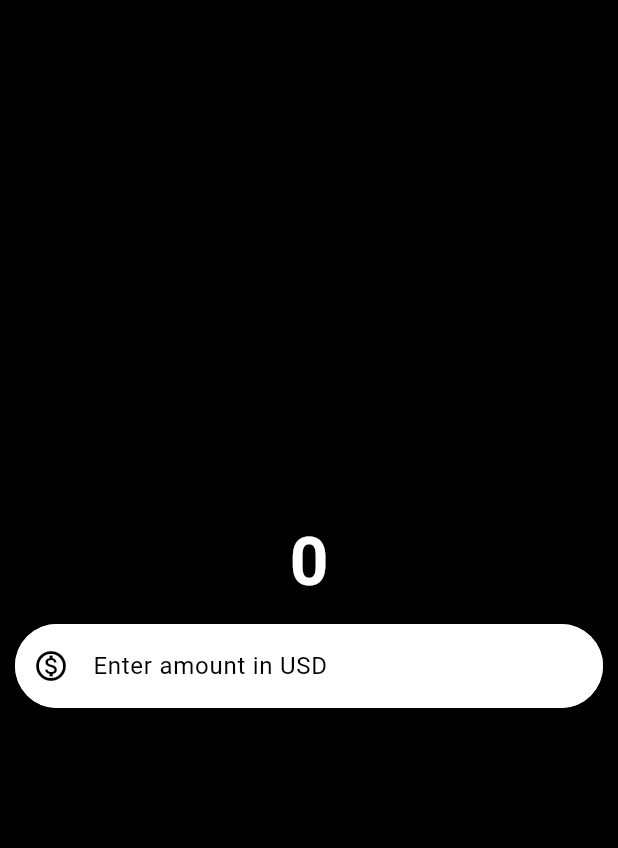
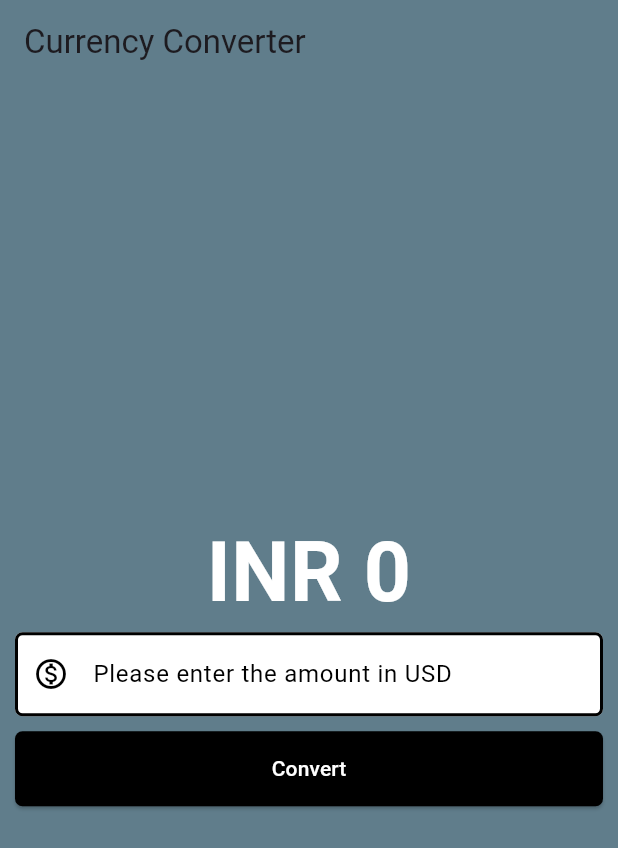
Before and after one commit to params19/flutter_app, a Flutter app: the screen it shows after launch, on a phone screen of 412 x 824 dp. Shown: the top 848 px of the screen. Run offline on Flutter 3.47's test engine with Material 3 defaults, Android fonts, the phone set to English and light mode, and no system bars.

Commit message:
refactor: Convert CurrencyConverterMaterialPage to StatefulWidget

```diff
--- a/lib/currency_converter.dart
+++ b/lib/currency_converter.dart
@@ -1,63 +1,92 @@
 import 'package:flutter/material.dart';
-import 'package:flutter/widgets.dart';
 
-class CurrencyConverterMaterialPage extends StatelessWidget {
+class CurrencyConverterMaterialPage extends StatefulWidget {
   const CurrencyConverterMaterialPage({super.key});
 
   @override
+  State<CurrencyConverterMaterialPage> createState() =>
+      _CurrencyConverterMaterialPageState();
+}
+
+class _CurrencyConverterMaterialPageState
+    extends State<CurrencyConverterMaterialPage> {
+  double result = 0;
+  final TextEditingController textEditingController = TextEditingController();
+
+  void convert() {
+    result = double.parse(textEditingController.text) * 80;
+    setState(() {});
+  }
+
+
+
+  @override
   Widget build(BuildContext context) {
-    //you can use this border for the textfield
+    final border = OutlineInputBorder(
+      borderSide: const BorderSide(
+        width: 2.0,
+        style: BorderStyle.solid,
+      ),
+      borderRadius: BorderRadius.circular(5),
+    );
 
-    const border= OutlineInputBorder(
-      borderSide: BorderSide(
-        width: 2.0,
-        color: Colors.white,
+    return Scaffold(
+      backgroundColor: Colors.blueGrey,
+      appBar: AppBar(
+        backgroundColor: Colors.blueGrey,
+        elevation: 0,
+        title: const Text('Currency Converter'),
       ),
-      borderRadius: BorderRadius.all(Radius.circular(60)),
-    );
-    //yahan tak hai
-
-    return const Scaffold(
-      backgroundColor: Colors.black,
       body: Center(
+        child: Padding(
+          padding: const EdgeInsets.all(10),
           child: Column(
             mainAxisAlignment: MainAxisAlignment.center,
             children: [
               Text(
-              '0',
-              style: TextStyle(
-                fontSize: 45,
+                'INR ${result != 0 ? result.toStringAsFixed(3) : result.toStringAsFixed(0)}',
+                style: const TextStyle(
+                  fontSize: 55,
                   fontWeight: FontWeight.bold,
-                color: Colors.white,
+                  color: Color.fromARGB(255, 255, 255, 255),
                 ),
               ),
-            Padding(
-              padding: EdgeInsets.all(10.0),
-              child: TextField(
-                style: TextStyle(
+              TextField(
+                controller: textEditingController,
+                style: const TextStyle(
                   color: Colors.black,
                 ),
                 decoration: InputDecoration(
-                  hintText: 'Enter amount in USD',
-                  hintStyle:  TextStyle(
+                  hintText: 'Please enter the amount in USD',
+                  hintStyle: const TextStyle(
                     color: Colors.black,
                   ),
-                  prefixIcon: Icon(
-                    Icons.monetization_on_outlined,
-                    color: Colors.black,
-                  ),
+                  prefixIcon: const Icon(Icons.monetization_on_outlined),
+                  prefixIconColor: Colors.black,
                   filled: true,
                   fillColor: Colors.white,
                   focusedBorder: border,
                   enabledBorder: border,
                 ),
-
-                keyboardType: TextInputType.numberWithOptions(
+                keyboardType: const TextInputType.numberWithOptions(
                   decimal: true,
                 ),
               ),
+              const SizedBox(height: 10),
+              ElevatedButton(
+                onPressed: convert,
+                style: TextButton.styleFrom(
+                  backgroundColor: Colors.black,
+                  foregroundColor: Colors.white,
+                  minimumSize: const Size(double.infinity, 50),
+                  shape: RoundedRectangleBorder(
+                    borderRadius: BorderRadius.circular(5),
+                  ),
+                ),
+                child: const Text('Convert'),
               ),
             ],
+          ),
         ),
       ),
     );
```
Lines whose indentation alone changed are shown as unchanged.
